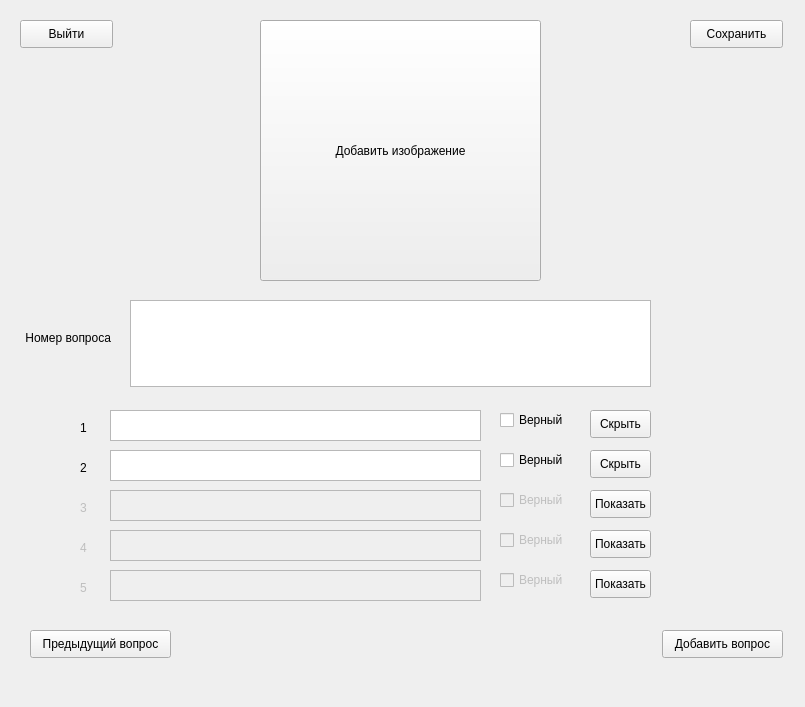
First picture: the form in static/ui/Editor.ui, repository EEEvrazhka/TestCreatorr, before the edit.
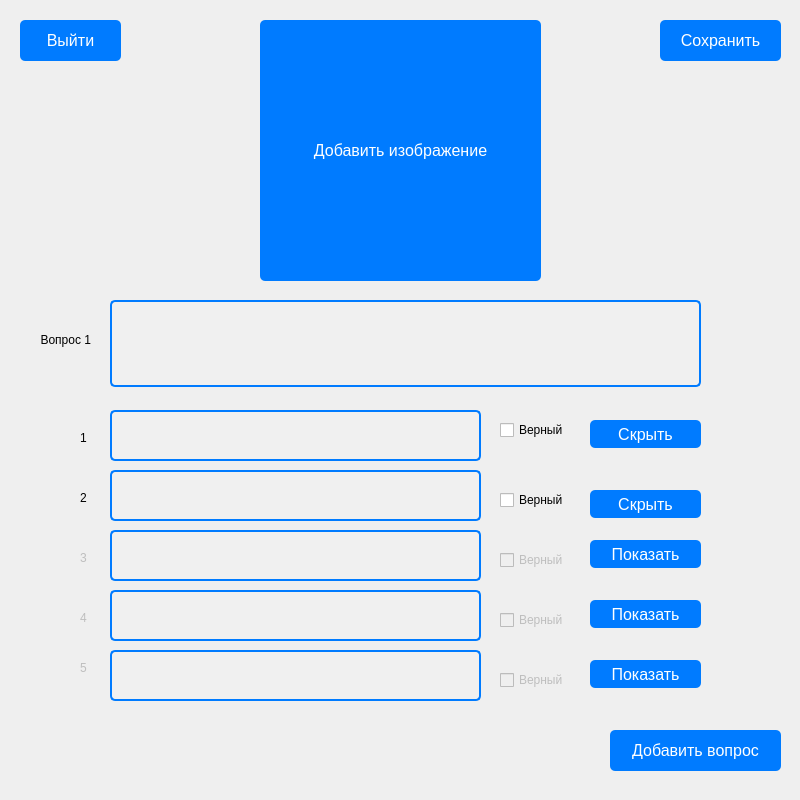
Second picture: the form after the edit.

```diff
--- a/static/ui/Editor.ui
+++ b/static/ui/Editor.ui
@@ -6,10 +6,28 @@
    <rect>
     <x>0</x>
     <y>0</y>
-    <width>805</width>
-    <height>707</height>
+    <width>800</width>
+    <height>800</height>
    </rect>
   </property>
+  <property name="sizePolicy">
+   <sizepolicy hsizetype="Fixed" vsizetype="Fixed">
+    <horstretch>0</horstretch>
+    <verstretch>0</verstretch>
+   </sizepolicy>
+  </property>
+  <property name="minimumSize">
+   <size>
+    <width>800</width>
+    <height>800</height>
+   </size>
+  </property>
+  <property name="maximumSize">
+   <size>
+    <width>800</width>
+    <height>800</height>
+   </size>
+  </property>
   <property name="windowTitle">
    <string>Form</string>
   </property>
@@ -18,10 +36,20 @@
     <rect>
      <x>20</x>
      <y>20</y>
-     <width>93</width>
-     <height>28</height>
+     <width>101</width>
+     <height>41</height>
     </rect>
    </property>
+   <property name="styleSheet">
+    <string notr="true">background-color: #007BFF; /* Цвет фона кнопки */
+    color: white; /* Цвет текста */
+    font-size: 16px; /* Размер шрифта */
+    font-family: Arial, sans-serif; /* Шрифт */
+    padding: 10px 20px; /* Отступы внутри кнопки */
+    border: none; /* Без рамки */
+    border-radius: 5px; /* Закругление углов */
+    cursor: pointer; /* Указатель при наведении */</string>
+   </property>
    <property name="text">
     <string>Выйти</string>
    </property>
@@ -29,12 +57,22 @@
   <widget class="QPushButton" name="pushButton_save">
    <property name="geometry">
     <rect>
-     <x>690</x>
+     <x>660</x>
      <y>20</y>
-     <width>93</width>
-     <height>28</height>
+     <width>121</width>
+     <height>41</height>
     </rect>
    </property>
+   <property name="styleSheet">
+    <string notr="true">background-color: #007BFF; /* Цвет фона кнопки */
+    color: white; /* Цвет текста */
+    font-size: 16px; /* Размер шрифта */
+    font-family: Arial, sans-serif; /* Шрифт */
+    padding: 10px 20px; /* Отступы внутри кнопки */
+    border: none; /* Без рамки */
+    border-radius: 5px; /* Закругление углов */
+    cursor: pointer; /* Указатель при наведении */</string>
+   </property>
    <property name="text">
     <string>Сохранить</string>
    </property>
@@ -51,6 +89,16 @@
      <height>261</height>
     </rect>
    </property>
+   <property name="styleSheet">
+    <string notr="true">background-color: #007BFF; /* Цвет фона кнопки */
+    color: white; /* Цвет текста */
+    font-size: 16px; /* Размер шрифта */
+    font-family: Arial, sans-serif; /* Шрифт */
+    padding: 10px 20px; /* Отступы внутри кнопки */
+    border: none; /* Без рамки */
+    border-radius: 5px; /* Закругление углов */
+    cursor: pointer; /* Указатель при наведении */</string>
+   </property>
    <property name="text">
     <string>Добавить изображение</string>
    </property>
@@ -60,12 +108,12 @@
     <rect>
      <x>20</x>
      <y>330</y>
-     <width>91</width>
-     <height>16</height>
+     <width>71</width>
+     <height>20</height>
     </rect>
    </property>
    <property name="text">
-    <string>Номер вопроса</string>
+    <string>Вопрос 1</string>
    </property>
    <property name="alignment">
     <set>Qt::AlignRight|Qt::AlignTrailing|Qt::AlignVCenter</set>
@@ -75,7 +123,7 @@
    <property name="geometry">
     <rect>
      <x>80</x>
-     <y>420</y>
+     <y>430</y>
      <width>16</width>
      <height>16</height>
     </rect>
@@ -88,11 +136,21 @@
    <property name="geometry">
     <rect>
      <x>590</x>
-     <y>410</y>
-     <width>61</width>
+     <y>420</y>
+     <width>111</width>
      <height>28</height>
     </rect>
    </property>
+   <property name="styleSheet">
+    <string notr="true">background-color: #007BFF; /* Цвет фона кнопки */
+    color: white; /* Цвет текста */
+    font-size: 16px; /* Размер шрифта */
+    font-family: Arial, sans-serif; /* Шрифт */
+    padding: 5px 10px; /* Отступы внутри кнопки */
+    border: none; /* Без рамки */
+    border-radius: 5px; /* Закругление углов */
+    cursor: pointer; /* Указатель при наведении */</string>
+   </property>
    <property name="text">
     <string>Скрыть</string>
    </property>
@@ -101,7 +159,7 @@
    <property name="geometry">
     <rect>
      <x>80</x>
-     <y>460</y>
+     <y>490</y>
      <width>16</width>
      <height>16</height>
     </rect>
@@ -114,37 +172,44 @@
    <property name="geometry">
     <rect>
      <x>590</x>
-     <y>450</y>
-     <width>61</width>
+     <y>490</y>
+     <width>111</width>
      <height>28</height>
     </rect>
    </property>
+   <property name="styleSheet">
+    <string notr="true">background-color: #007BFF; /* Цвет фона кнопки */
+    color: white; /* Цвет текста */
+    font-size: 16px; /* Размер шрифта */
+    font-family: Arial, sans-serif; /* Шрифт */
+    padding: 5px 10px; /* Отступы внутри кнопки */
+    border: none; /* Без рамки */
+    border-radius: 5px; /* Закругление углов */
+    cursor: pointer; /* Указатель при наведении */</string>
+   </property>
    <property name="text">
     <string>Скрыть</string>
    </property>
   </widget>
-  <widget class="QPushButton" name="pushButton_6">
-   <property name="geometry">
-    <rect>
-     <x>30</x>
-     <y>630</y>
-     <width>141</width>
-     <height>28</height>
-    </rect>
-   </property>
-   <property name="text">
-    <string>Предыдущий вопрос</string>
-   </property>
-  </widget>
   <widget class="QPushButton" name="pushButton_7">
    <property name="geometry">
     <rect>
-     <x>662</x>
-     <y>630</y>
-     <width>121</width>
-     <height>28</height>
+     <x>610</x>
+     <y>730</y>
+     <width>171</width>
+     <height>41</height>
     </rect>
    </property>
+   <property name="styleSheet">
+    <string notr="true">background-color: #007BFF; /* Цвет фона кнопки */
+    color: white; /* Цвет текста */
+    font-size: 16px; /* Размер шрифта */
+    font-family: Arial, sans-serif; /* Шрифт */
+    padding: 10px 20px; /* Отступы внутри кнопки */
+    border: none; /* Без рамки */
+    border-radius: 5px; /* Закругление углов */
+    cursor: pointer; /* Указатель при наведении */</string>
+   </property>
    <property name="text">
     <string>Добавить вопрос</string>
    </property>
@@ -152,12 +217,22 @@
   <widget class="QTextEdit" name="textEdit">
    <property name="geometry">
     <rect>
-     <x>130</x>
+     <x>110</x>
      <y>300</y>
-     <width>521</width>
+     <width>591</width>
      <height>87</height>
     </rect>
    </property>
+   <property name="styleSheet">
+    <string notr="true">background-color: #f0f0f0; /* Цвет фона */
+    color: #333; /* Цвет текста */
+    font-size: 16px; /* Размер шрифта */
+    font-family: Arial, sans-serif; /* Шрифт */
+    padding: 10px; /* Отступы внутри QLabel */
+    border: 2px solid #007BFF; /* Цвет и толщина рамки */
+    border-radius: 5px; /* Закругление углов */
+    text-align: center; /* Выравнивание текста по центру */</string>
+   </property>
   </widget>
   <widget class="QTextEdit" name="textEdit_1">
    <property name="geometry">
@@ -165,25 +240,45 @@
      <x>110</x>
      <y>410</y>
      <width>371</width>
-     <height>31</height>
+     <height>51</height>
     </rect>
    </property>
+   <property name="styleSheet">
+    <string notr="true">background-color: #f0f0f0; /* Цвет фона */
+    color: #333; /* Цвет текста */
+    font-size: 16px; /* Размер шрифта */
+    font-family: Arial, sans-serif; /* Шрифт */
+    padding: 10px; /* Отступы внутри QLabel */
+    border: 2px solid #007BFF; /* Цвет и толщина рамки */
+    border-radius: 5px; /* Закругление углов */
+    text-align: center; /* Выравнивание текста по центру */</string>
+   </property>
   </widget>
   <widget class="QTextEdit" name="textEdit_2">
    <property name="geometry">
     <rect>
      <x>110</x>
-     <y>450</y>
+     <y>470</y>
      <width>371</width>
-     <height>31</height>
+     <height>51</height>
     </rect>
    </property>
+   <property name="styleSheet">
+    <string notr="true">background-color: #f0f0f0; /* Цвет фона */
+    color: #333; /* Цвет текста */
+    font-size: 16px; /* Размер шрифта */
+    font-family: Arial, sans-serif; /* Шрифт */
+    padding: 10px; /* Отступы внутри QLabel */
+    border: 2px solid #007BFF; /* Цвет и толщина рамки */
+    border-radius: 5px; /* Закругление углов */
+    text-align: center; /* Выравнивание текста по центру */</string>
+   </property>
   </widget>
   <widget class="QCheckBox" name="checkBox_1">
    <property name="geometry">
     <rect>
      <x>500</x>
-     <y>410</y>
+     <y>420</y>
      <width>81</width>
      <height>20</height>
     </rect>
@@ -196,7 +291,7 @@
    <property name="geometry">
     <rect>
      <x>500</x>
-     <y>450</y>
+     <y>490</y>
      <width>81</width>
      <height>20</height>
     </rect>
@@ -212,7 +307,7 @@
    <property name="geometry">
     <rect>
      <x>80</x>
-     <y>500</y>
+     <y>550</y>
      <width>16</width>
      <height>16</height>
     </rect>
@@ -228,11 +323,21 @@
    <property name="geometry">
     <rect>
      <x>590</x>
-     <y>490</y>
-     <width>61</width>
+     <y>540</y>
+     <width>111</width>
      <height>28</height>
     </rect>
    </property>
+   <property name="styleSheet">
+    <string notr="true">background-color: #007BFF; /* Цвет фона кнопки */
+    color: white; /* Цвет текста */
+    font-size: 16px; /* Размер шрифта */
+    font-family: Arial, sans-serif; /* Шрифт */
+    padding: 5px 10px; /* Отступы внутри кнопки */
+    border: none; /* Без рамки */
+    border-radius: 5px; /* Закругление углов */
+    cursor: pointer; /* Указатель при наведении */</string>
+   </property>
    <property name="text">
     <string>Показать</string>
    </property>
@@ -244,7 +349,7 @@
    <property name="geometry">
     <rect>
      <x>500</x>
-     <y>490</y>
+     <y>550</y>
      <width>81</width>
      <height>20</height>
     </rect>
@@ -260,11 +365,21 @@
    <property name="geometry">
     <rect>
      <x>110</x>
-     <y>490</y>
+     <y>530</y>
      <width>371</width>
-     <height>31</height>
+     <height>51</height>
     </rect>
    </property>
+   <property name="styleSheet">
+    <string notr="true">background-color: #f0f0f0; /* Цвет фона */
+    color: #333; /* Цвет текста */
+    font-size: 16px; /* Размер шрифта */
+    font-family: Arial, sans-serif; /* Шрифт */
+    padding: 10px; /* Отступы внутри QLabel */
+    border: 2px solid #007BFF; /* Цвет и толщина рамки */
+    border-radius: 5px; /* Закругление углов */
+    text-align: center; /* Выравнивание текста по центру */</string>
+   </property>
   </widget>
   <widget class="QCheckBox" name="checkBox_4">
    <property name="enabled">
@@ -273,7 +388,7 @@
    <property name="geometry">
     <rect>
      <x>500</x>
-     <y>530</y>
+     <y>610</y>
      <width>81</width>
      <height>20</height>
     </rect>
@@ -289,11 +404,21 @@
    <property name="geometry">
     <rect>
      <x>110</x>
-     <y>530</y>
+     <y>590</y>
      <width>371</width>
-     <height>31</height>
+     <height>51</height>
     </rect>
    </property>
+   <property name="styleSheet">
+    <string notr="true">background-color: #f0f0f0; /* Цвет фона */
+    color: #333; /* Цвет текста */
+    font-size: 16px; /* Размер шрифта */
+    font-family: Arial, sans-serif; /* Шрифт */
+    padding: 10px; /* Отступы внутри QLabel */
+    border: 2px solid #007BFF; /* Цвет и толщина рамки */
+    border-radius: 5px; /* Закругление углов */
+    text-align: center; /* Выравнивание текста по центру */</string>
+   </property>
   </widget>
   <widget class="QPushButton" name="pushButton_4">
    <property name="enabled">
@@ -302,11 +427,21 @@
    <property name="geometry">
     <rect>
      <x>590</x>
-     <y>530</y>
-     <width>61</width>
+     <y>600</y>
+     <width>111</width>
      <height>28</height>
     </rect>
    </property>
+   <property name="styleSheet">
+    <string notr="true">background-color: #007BFF; /* Цвет фона кнопки */
+    color: white; /* Цвет текста */
+    font-size: 16px; /* Размер шрифта */
+    font-family: Arial, sans-serif; /* Шрифт */
+    padding: 5px 10px; /* Отступы внутри кнопки */
+    border: none; /* Без рамки */
+    border-radius: 5px; /* Закругление углов */
+    cursor: pointer; /* Указатель при наведении */</string>
+   </property>
    <property name="text">
     <string>Показать</string>
    </property>
@@ -318,7 +453,7 @@
    <property name="geometry">
     <rect>
      <x>80</x>
-     <y>540</y>
+     <y>610</y>
      <width>16</width>
      <height>16</height>
     </rect>
@@ -334,11 +469,21 @@
    <property name="geometry">
     <rect>
      <x>590</x>
-     <y>570</y>
-     <width>61</width>
+     <y>660</y>
+     <width>111</width>
      <height>28</height>
     </rect>
    </property>
+   <property name="styleSheet">
+    <string notr="true">background-color: #007BFF; /* Цвет фона кнопки */
+    color: white; /* Цвет текста */
+    font-size: 16px; /* Размер шрифта */
+    font-family: Arial, sans-serif; /* Шрифт */
+    padding: 5px 10px; /* Отступы внутри кнопки */
+    border: none; /* Без рамки */
+    border-radius: 5px; /* Закругление углов */
+    cursor: pointer; /* Указатель при наведении */</string>
+   </property>
    <property name="text">
     <string>Показать</string>
    </property>
@@ -350,7 +495,7 @@
    <property name="geometry">
     <rect>
      <x>500</x>
-     <y>570</y>
+     <y>670</y>
      <width>81</width>
      <height>20</height>
     </rect>
@@ -366,11 +511,21 @@
    <property name="geometry">
     <rect>
      <x>110</x>
-     <y>570</y>
+     <y>650</y>
      <width>371</width>
-     <height>31</height>
+     <height>51</height>
     </rect>
    </property>
+   <property name="styleSheet">
+    <string notr="true">background-color: #f0f0f0; /* Цвет фона */
+    color: #333; /* Цвет текста */
+    font-size: 16px; /* Размер шрифта */
+    font-family: Arial, sans-serif; /* Шрифт */
+    padding: 10px; /* Отступы внутри QLabel */
+    border: 2px solid #007BFF; /* Цвет и толщина рамки */
+    border-radius: 5px; /* Закругление углов */
+    text-align: center; /* Выравнивание текста по центру */</string>
+   </property>
   </widget>
   <widget class="QLabel" name="label_5">
    <property name="enabled">
@@ -379,7 +534,7 @@
    <property name="geometry">
     <rect>
      <x>80</x>
-     <y>580</y>
+     <y>660</y>
      <width>16</width>
      <height>16</height>
     </rect>
```
